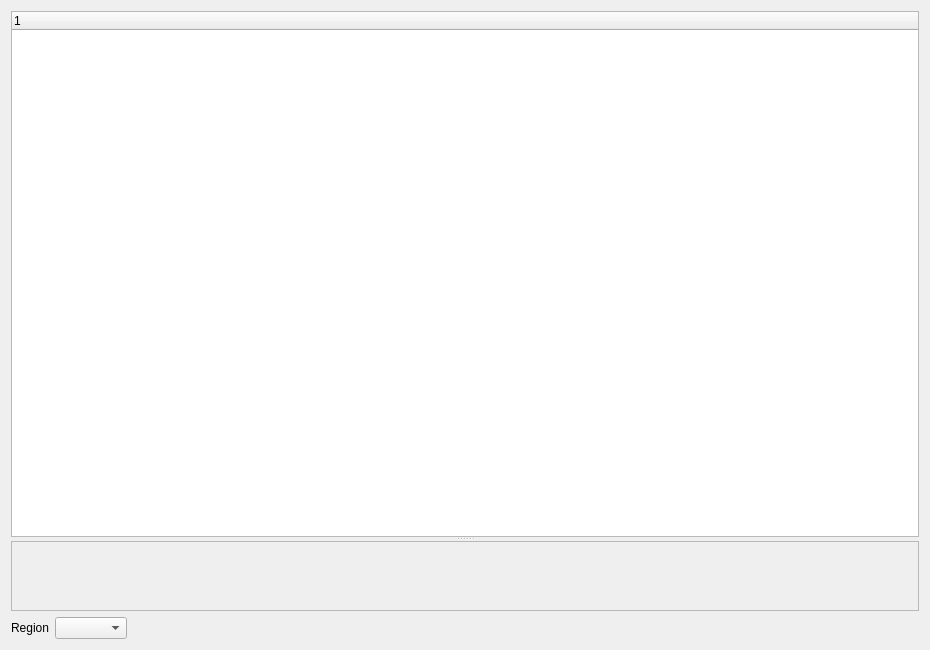
The window that resources/designer_ui/resultswidget.ui (jonathanHuwP/CrystalGrowthTracker) describes before a commit, drawn with Qt 5.
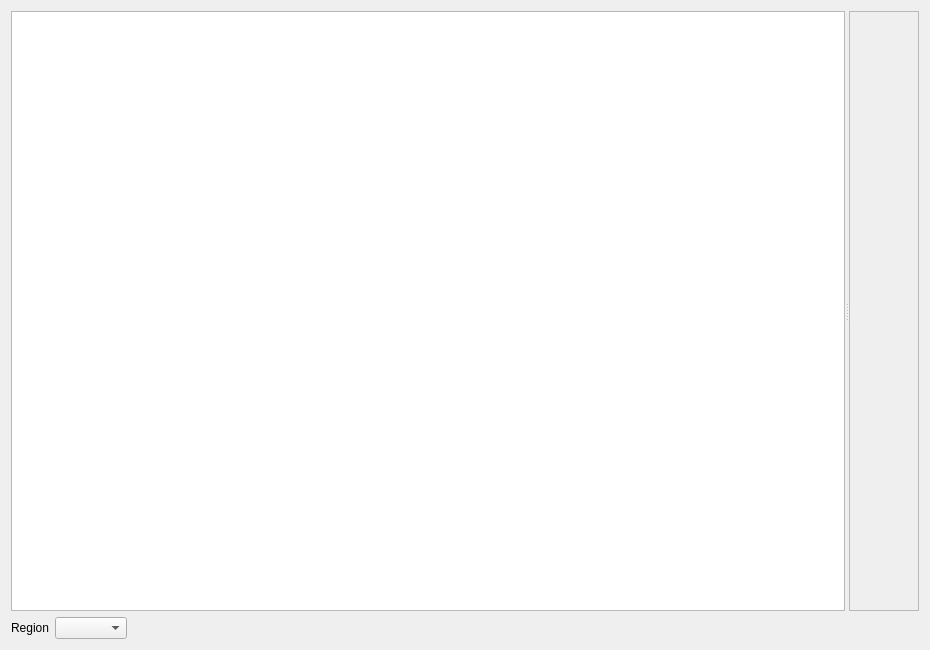
The same window after the commit.

Commit message: results widget working, fixed bug in calculator

```diff
--- a/resources/designer_ui/resultswidget.ui
+++ b/resources/designer_ui/resultswidget.ui
@@ -13,19 +13,13 @@
   <property name="windowTitle">
    <string>Form</string>
   </property>
-  <layout class="QVBoxLayout" name="verticalLayout">
+  <layout class="QVBoxLayout" name="verticalLayout" stretch="1,0">
    <item>
     <widget class="QSplitter" name="splitter">
      <property name="orientation">
-      <enum>Qt::Vertical</enum>
+      <enum>Qt::Horizontal</enum>
      </property>
-     <widget class="QTreeWidget" name="_resultsTree">
-      <column>
-       <property name="text">
-        <string notr="true">1</string>
-       </property>
-      </column>
-     </widget>
+     <widget class="QTableWidget" name="_resultsTable"/>
      <widget class="QScrollArea" name="_graphScrollArea">
       <property name="widgetResizable">
        <bool>true</bool>
@@ -35,8 +29,8 @@
         <rect>
          <x>0</x>
          <y>0</y>
-         <width>902</width>
-         <height>343</height>
+         <width>105</width>
+         <height>586</height>
         </rect>
        </property>
       </widget>
```
Left out of the diff: 2 changed lines with no effect on the pictures. The commit also changes 2 other files.
